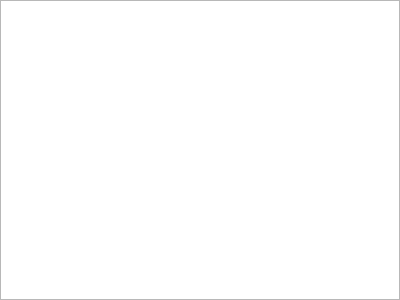
First picture: the form in sources/repository/daily/showsoundfonts.ui, repository davy7125/polyphone, before the edit.
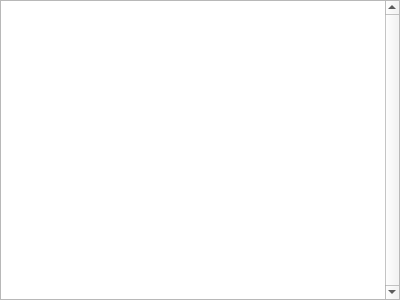
Second picture: the form after the edit. Custom widgets are drawn as their Qt base class.

Commit message: Elided text - home screen

What changed in the file:
```diff
--- a/sources/repository/daily/showsoundfonts.ui
+++ b/sources/repository/daily/showsoundfonts.ui
@@ -113,6 +113,9 @@
        </property>
        <item row="0" column="0">
         <widget class="QListWidget" name="listWidget">
+         <property name="verticalScrollBarPolicy">
+          <enum>Qt::ScrollBarAlwaysOn</enum>
+         </property>
          <property name="horizontalScrollBarPolicy">
           <enum>Qt::ScrollBarAlwaysOff</enum>
          </property>
```
The commit also changes 7 other files.
